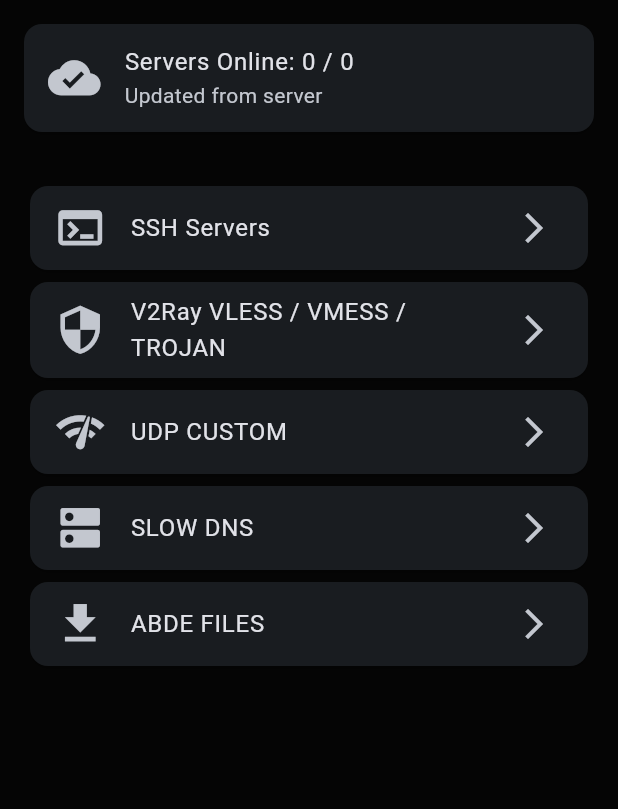
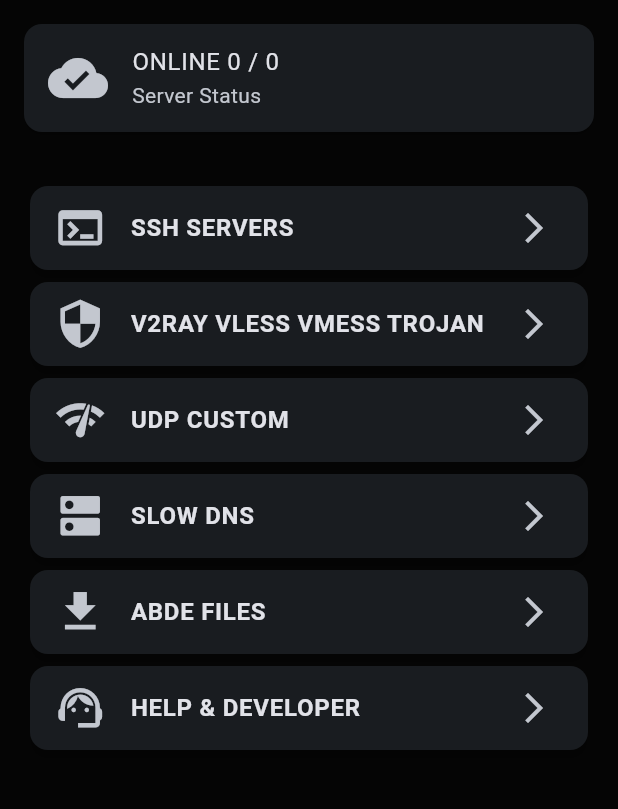
Before and after one commit to hakimfreefire2008-a11y/ABDELLALI.X.VPS, a Flutter app: the screen it shows after launch, on a phone screen of 412 x 824 dp, the part 84-893 px from its top. Run offline on Flutter 3.47's test engine with Material 3 defaults, Android fonts, the phone set to English and light mode, and no system bars; our stand-ins replace share_plus; network calls fail.

Commit message:
Add developer contact information

```diff
--- a/lib/screens/home_screen.dart
+++ b/lib/screens/home_screen.dart
@@ -7,6 +7,7 @@
 import 'udp_screen.dart';
 import 'slowdns_screen.dart';
 import 'hc_files_screen.dart';
+import 'help_screen.dart';
 
 
 
@@ -16,14 +17,14 @@
 
 
   @override
-  State<HomeScreen> createState() => _HomeScreenState();
+  State<HomeScreen> createState() =>
+      _HomeScreenState();
 
 }
 
 
 
 class _HomeScreenState extends State<HomeScreen> {
-
 
 
   bool loading = false;
@@ -40,7 +41,9 @@
     });
 
 
+
     await ServerService.loadServers();
+
 
 
     setState(() {
@@ -50,12 +53,20 @@
     });
 
 
+
   }
+
 
 
 
   @override
   Widget build(BuildContext context) {
+
+
+
+    final total =
+        ServerService.servers.length;
+
 
 
     final online =
@@ -64,23 +75,20 @@
             .length;
 
 
-    final total =
-        ServerService.servers.length;
+
+    final pages = [
 
 
 
-    final items = [
-
-
       {
-        "title": "SSH Servers",
+        "title": "SSH SERVERS",
         "icon": Icons.terminal,
         "page": const SshScreen(),
       },
 
 
       {
-        "title": "V2Ray VLESS / VMESS / TROJAN",
+        "title": "V2RAY VLESS VMESS TROJAN",
         "icon": Icons.security,
         "page": const V2RayScreen(),
       },
@@ -107,6 +115,13 @@
       },
 
 
+      {
+        "title": "HELP & DEVELOPER",
+        "icon": Icons.support_agent,
+        "page": const HelpScreen(),
+      },
+
+
     ];
 
 
@@ -114,170 +129,55 @@
     return Scaffold(
 
 
+
       appBar: AppBar(
 
 
-        title: const Text(
+        title:
+
+        const Text(
+
           "CONFIGES ABDELLALI PRO",
+
         ),
 
 
         centerTitle: true,
 
 
+
         actions: [
+
 
 
           IconButton(
 
-            onPressed: loading
-                ? null
-                : refreshServers,
+
+            onPressed:
+            loading ? null : refreshServers,
 
 
-            icon: loading
+            icon:
 
-                ? const CircularProgressIndicator()
+            loading
 
-                : const Icon(
-                    Icons.refresh,
-                  ),
+                ? const SizedBox(
 
-          ),
+              width:20,
+
+              height:20,
+
+              child:
+              CircularProgressIndicator(),
+
+            )
 
 
-        ],
+                :
 
+            const Icon(
 
-      ),
-
-
-
-      body: Column(
-
-
-        children: [
-
-
-          Card(
-
-
-            margin:
-            const EdgeInsets.all(16),
-
-
-            child: ListTile(
-
-
-              leading:
-              const Icon(
-                Icons.cloud_done,
-                size: 35,
-              ),
-
-
-              title:
-              Text(
-                "Servers Online: $online / $total",
-              ),
-
-
-              subtitle:
-              const Text(
-                "Updated from server",
-              ),
-
-
-            ),
-
-
-          ),
-
-
-
-          Expanded(
-
-
-            child: ListView.builder(
-
-
-              padding:
-              const EdgeInsets.all(16),
-
-
-              itemCount:
-              items.length,
-
-
-              itemBuilder:
-                  (context,index){
-
-
-
-                return Card(
-
-
-                  child: ListTile(
-
-
-                    leading:
-                    Icon(
-
-                      items[index]["icon"]
-                          as IconData,
-
-                      size: 35,
-
-                    ),
-
-
-
-                    title:
-                    Text(
-
-                      items[index]["title"]
-                          as String,
-
-                    ),
-
-
-
-                    trailing:
-                    const Icon(
-                      Icons.arrow_forward_ios,
-                    ),
-
-
-
-                    onTap: (){
-
-
-                      Navigator.push(
-
-                        context,
-
-                        MaterialPageRoute(
-
-                          builder: (_) =>
-                          items[index]["page"]
-                              as Widget,
-
-                        ),
-
-                      );
-
-
-                    },
-
-
-                  ),
-
-
-                );
-
-
-              },
-
+              Icons.refresh,
 
             ),
 
@@ -288,10 +188,239 @@
         ],
 
 
+
       ),
 
 
+
+
+
+      body: Column(
+
+
+
+        children: [
+
+
+
+          Card(
+
+
+
+            margin:
+
+            const EdgeInsets.all(16),
+
+
+
+            child: ListTile(
+
+
+
+              leading:
+
+              const Icon(
+
+                Icons.cloud_done,
+
+                size: 40,
+
+              ),
+
+
+
+              title:
+
+              Text(
+
+                "ONLINE $online / $total",
+
+              ),
+
+
+
+              subtitle:
+
+              const Text(
+
+                "Server Status",
+
+              ),
+
+
+
+            ),
+
+
+
+          ),
+
+
+
+
+
+          Expanded(
+
+
+
+            child: ListView.builder(
+
+
+
+              padding:
+
+              const EdgeInsets.all(16),
+
+
+
+              itemCount:
+
+              pages.length,
+
+
+
+
+
+              itemBuilder:
+
+                  (context,index){
+
+
+
+                return Card(
+
+
+
+                  elevation: 3,
+
+
+
+                  child: ListTile(
+
+
+
+                    leading:
+
+                    Icon(
+
+                      pages[index]["icon"]
+
+                      as IconData,
+
+                      size: 35,
+
+                    ),
+
+
+
+
+
+                    title:
+
+                    Text(
+
+                      pages[index]["title"]
+
+                      as String,
+
+
+
+                      style:
+
+                      const TextStyle(
+
+                        fontWeight:
+
+                        FontWeight.bold,
+
+                      ),
+
+
+
+                    ),
+
+
+
+
+
+                    trailing:
+
+                    const Icon(
+
+                      Icons.arrow_forward_ios,
+
+                    ),
+
+
+
+
+
+                    onTap: () {
+
+
+
+                      Navigator.push(
+
+
+
+                        context,
+
+
+
+                        MaterialPageRoute(
+
+
+
+                          builder: (_) =>
+
+                          pages[index]["page"]
+
+                          as Widget,
+
+
+
+                        ),
+
+
+
+                      );
+
+
+
+                    },
+
+
+
+                  ),
+
+
+
+                );
+
+
+
+              },
+
+
+
+            ),
+
+
+
+          ),
+
+
+
+        ],
+
+
+
+      ),
+
+
+
     );
+
 
 
   }
```
Also changed, not shown: lib/screens/help_screen.dart (+210 -75 lines).
